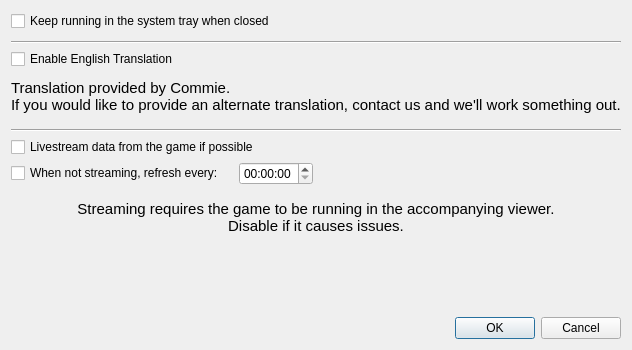
KanColleTool/kct-tool, file KCSettingsDialog.ui: the form before one commit.
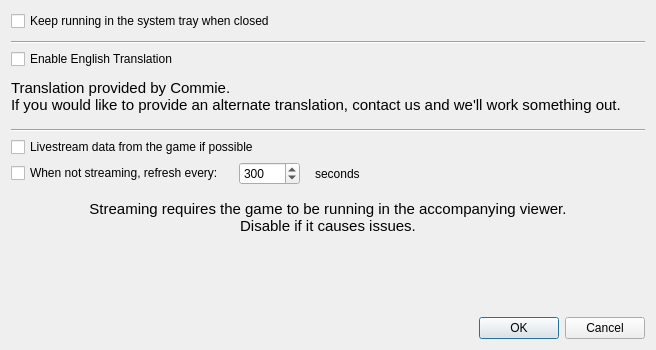
The form after the commit.

Commit message: use a QSpinBox instead of a QTimeEdit to edit refresh interval

What changed in the file:
```diff
--- a/KCSettingsDialog.ui
+++ b/KCSettingsDialog.ui
@@ -9,7 +9,7 @@
    <rect>
     <x>0</x>
     <y>0</y>
-    <width>535</width>
+    <width>656</width>
     <height>350</height>
    </rect>
   </property>
@@ -168,9 +168,19 @@
       </widget>
      </item>
      <item>
-      <widget class="QTimeEdit" name="autorefreshInterval">
-       <property name="currentSection">
-        <enum>QDateTimeEdit::MinuteSection</enum>
+      <widget class="QSpinBox" name="autorefreshInterval">
+       <property name="maximum">
+        <number>86400</number>
+       </property>
+       <property name="value">
+        <number>300</number>
+       </property>
+      </widget>
+     </item>
+     <item>
+      <widget class="QLabel" name="label_3">
+       <property name="text">
+        <string>seconds</string>
        </property>
       </widget>
      </item>
```
Left out of the diff: 11 changed lines with no effect on the pictures. The commit also changes 1 other file.
